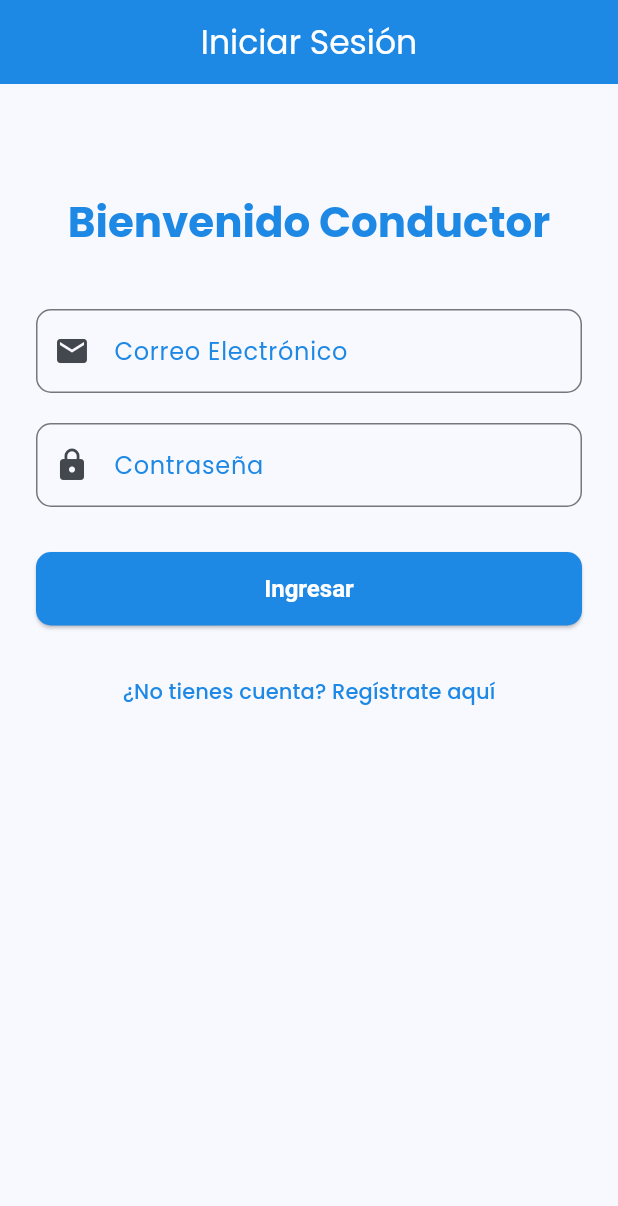
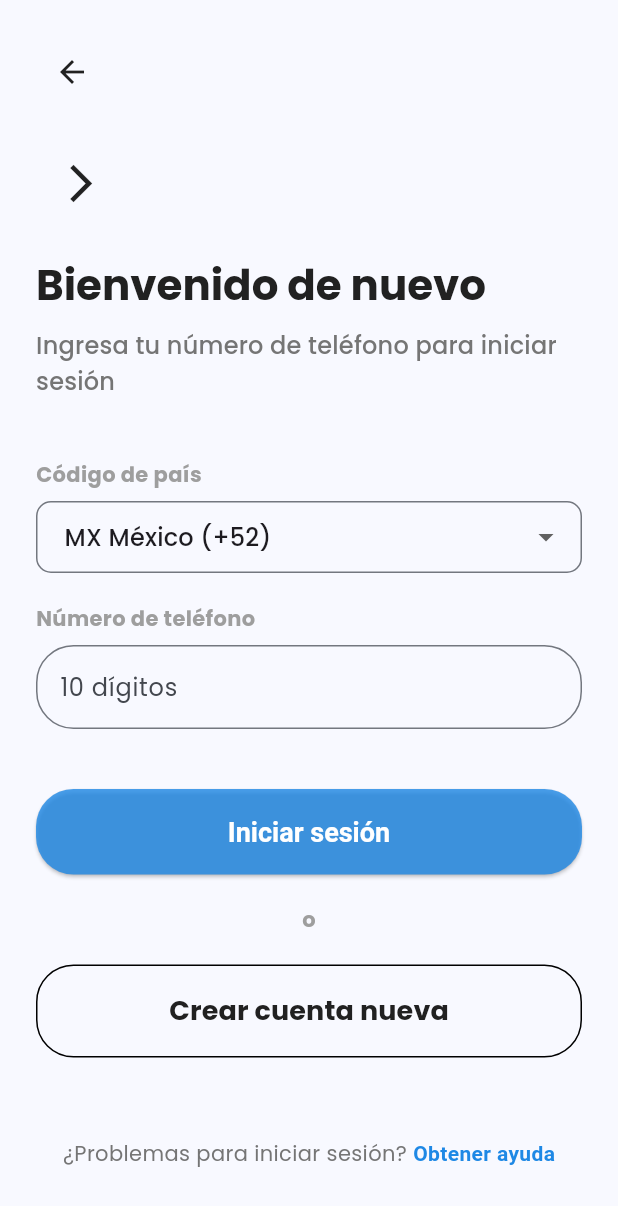
Before and after one commit to devLasSalas/appdriver, a Flutter app: the screen it shows after launch, after a tap on "Iniciar sesión", on a phone screen of 412 x 824 dp. Shown: the top 1206 px of the screen. Run offline on Flutter 3.47's test engine with Material 3 defaults, Android fonts, the phone set to English and light mode, and no system bars; our stand-ins replace dartz, equatable, get_it, go_router, google_fonts.

Commit message:
login diseño

```diff
--- a/lib/presentation/pages/auth/login_page.dart
+++ b/lib/presentation/pages/auth/login_page.dart
@@ -8,57 +8,166 @@ class LoginPage extends StatelessWidget {
   @override
   Widget build(BuildContext context) {
     return Scaffold(
-      appBar: AppBar(
-        title: const Text('Iniciar Sesión'),
-        centerTitle: true,
-      ),
-      body: SingleChildScrollView(
+      body: SafeArea(
+        child: SingleChildScrollView(
           padding: const EdgeInsets.all(24.0),
           child: Column(
-          crossAxisAlignment: CrossAxisAlignment.stretch,
+            crossAxisAlignment: CrossAxisAlignment.start,
             children: <Widget>[
-            const SizedBox(height: 50),
+              // Botón de retroceso (flecha izquierda)
+              IconButton(
+                icon: const Icon(Icons.arrow_back, color: AppTheme.darkColor),
+                onPressed: () {
+                  // Navegar a la pantalla anterior (Onboarding)
+                  context.go('/onboarding');
+                },
+              ),
+              const SizedBox(height: 20),
+
+              // Icono de "Entrar" o "Login"
+              Container(
+                width: 60,
+                height: 60,
+                decoration: BoxDecoration(
+
+                  shape: BoxShape.circle,
+                ),
+                child: const Icon(
+                  Icons.arrow_forward_ios, // Simula el icono de flecha naranja
+                  size: 30,
+                ),
+              ),
+              const SizedBox(height: 20),
+
+              // Título y Subtítulo
               Text(
-              'Bienvenido Conductor',
+                'Bienvenido de nuevo',
                 style: Theme.of(context).textTheme.headlineMedium?.copyWith(
                       fontWeight: FontWeight.bold,
-                color: AppTheme.primaryColor,
+                      color: AppTheme.darkColor,
                     ),
-              textAlign: TextAlign.center,
+              ),
+              const SizedBox(height: 10),
+              Text(
+                'Ingresa tu número de teléfono para iniciar sesión',
+                style: Theme.of(context).textTheme.titleMedium?.copyWith(
+                      color: Colors.grey.shade600,
+                    ),
               ),
               const SizedBox(height: 40),
-            TextFormField(
-              decoration: const InputDecoration(
-                labelText: 'Correo Electrónico',
-                prefixIcon: Icon(Icons.email),
+
+              // Campo de Código de País
+              const Text('Código de país', style: TextStyle(fontWeight: FontWeight.bold, color: Colors.grey)),
+              const SizedBox(height: 8),
+              DropdownButtonFormField<String>(
+                decoration: InputDecoration(
+                  border: OutlineInputBorder(
+                    borderRadius: BorderRadius.circular(10),
                   ),
-              keyboardType: TextInputType.emailAddress,
+                  contentPadding: const EdgeInsets.symmetric(horizontal: 15, vertical: 5),
+                ),
+                value: 'MX México (+52)',
+                items: <String>['MX México (+52)', 'CO Colombia (+57)', 'AR Argentina (+54)']
+                    .map<DropdownMenuItem<String>>((String value) {
+                  return DropdownMenuItem<String>(
+                    value: value,
+                    child: Text(value),
+                  );
+                }).toList(),
+                onChanged: (String? newValue) {},
               ),
               const SizedBox(height: 20),
+
+              // Campo de Número de Teléfono
+              const Text('Número de teléfono', style: TextStyle(fontWeight: FontWeight.bold, color: Colors.grey)),
+              const SizedBox(height: 8),
               TextFormField(
-              obscureText: true,
-              decoration: const InputDecoration(
-                labelText: 'Contraseña',
-                prefixIcon: Icon(Icons.lock),
+                keyboardType: TextInputType.phone,
+                decoration: InputDecoration(
+                  hintText: '10 dígitos',
+                  border: OutlineInputBorder(
+                    borderRadius: BorderRadius.circular(25), // Borde más redondeado
+                    borderSide: const BorderSide(color: AppTheme.primaryColor), // Borde azul
+                  ),
+                  focusedBorder: OutlineInputBorder(
+                    borderRadius: BorderRadius.circular(25),
+                    borderSide: const BorderSide(color: AppTheme.primaryColor, width: 2),
                   ),
                 ),
-            const SizedBox(height: 30),
-            ElevatedButton(
+              ),
+              const SizedBox(height: 40),
+
+              // Botón Iniciar Sesión (Azul)
+              SizedBox(
+                width: double.infinity,
+                child: ElevatedButton(
                   onPressed: () {
-                // Navegar a la página de inicio (simulación de login exitoso)
-                context.go('/home');
+                    // Simulación de inicio de sesión, debería ir a la verificación OTP
+                    context.go('/verify-otp');
                   },
-              child: const Text('Ingresar'),
+                  style: ElevatedButton.styleFrom(
+                    backgroundColor: AppTheme.primaryColor.withOpacity(0.8), // Color azul claro
+                    foregroundColor: Colors.white,
+                    padding: const EdgeInsets.symmetric(vertical: 18),
+                    shape: RoundedRectangleBorder(
+                      borderRadius: BorderRadius.circular(25),
+                    ),
+                  ),
+                  child: const Text('Iniciar sesión', style: TextStyle(fontSize: 18)),
+                ),
               ),
               const SizedBox(height: 20),
-            TextButton(
+
+              // Separador "o"
+              const Center(
+                child: Text(
+                  'o',
+                  style: TextStyle(color: Colors.grey, fontWeight: FontWeight.bold),
+                ),
+              ),
+              const SizedBox(height: 20),
+
+              // Botón Crear cuenta nueva (Borde blanco)
+              SizedBox(
+                width: double.infinity,
+                child: OutlinedButton(
                   onPressed: () {
-                // Navegar a la página de registro
-                context.go('/register');
+                    // Navegar al flujo de registro (Ingresar número)
+                    context.go('/register-number');
                   },
-              child: const Text('¿No tienes cuenta? Regístrate aquí'),
+                  style: OutlinedButton.styleFrom(
+                    foregroundColor: AppTheme.darkColor,
+                    padding: const EdgeInsets.symmetric(vertical: 18),
+                    side: const BorderSide(color: Colors.black, width: 1),
+                    shape: RoundedRectangleBorder(
+                      borderRadius: BorderRadius.circular(25),
+                    ),
+                  ),
+                  child: const Text('Crear cuenta nueva', style: TextStyle(fontSize: 18, fontWeight: FontWeight.bold)),
+                ),
+              ),
+              const SizedBox(height: 40),
+
+              // Enlace de ayuda
+              Center(
+                child: TextButton(
+                  onPressed: () {},
+                  child: RichText(
+                    text: TextSpan(
+                      text: '¿Problemas para iniciar sesión? ',
+                      style: Theme.of(context).textTheme.bodyMedium?.copyWith(color: Colors.grey.shade600),
+                      children: const <TextSpan>[
+                        TextSpan(
+                          text: 'Obtener ayuda',
+                          style: TextStyle(color: AppTheme.primaryColor, fontWeight: FontWeight.bold),
                         ),
                       ],
+                    ),
+                  ),
+                ),
+              ),
+            ],
+          ),
         ),
       ),
     );
```
Lines whose indentation alone changed are shown as unchanged.
